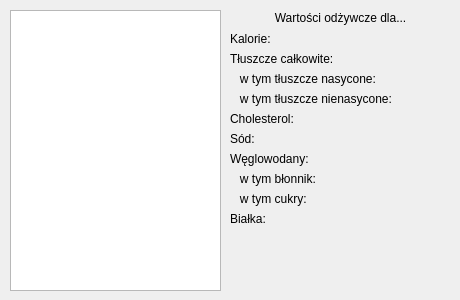
Qt form KsiazKuch/showskladnikidialog.ui (Valumior/KsiazKuch) before a commit.
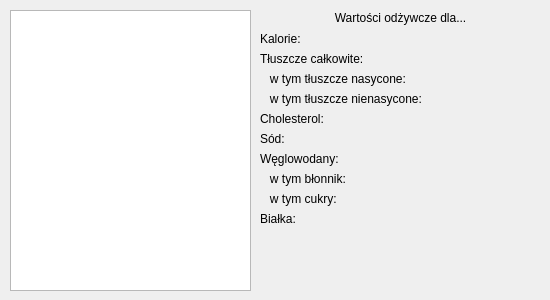
The same form after that commit.

Commit message: Widened layout on existing dialogs

Diff of the .ui file:
```diff
--- a/KsiazKuch/showskladnikidialog.ui
+++ b/KsiazKuch/showskladnikidialog.ui
@@ -9,19 +9,19 @@
    <rect>
     <x>0</x>
     <y>0</y>
-    <width>460</width>
+    <width>550</width>
     <height>300</height>
    </rect>
   </property>
   <property name="minimumSize">
    <size>
-    <width>460</width>
+    <width>550</width>
     <height>300</height>
    </size>
   </property>
   <property name="maximumSize">
    <size>
-    <width>460</width>
+    <width>550</width>
     <height>300</height>
    </size>
   </property>
@@ -31,9 +31,9 @@
   <widget class="QWidget" name="verticalLayoutWidget">
    <property name="geometry">
     <rect>
-     <x>230</x>
+     <x>260</x>
      <y>10</y>
-     <width>221</width>
+     <width>281</width>
      <height>281</height>
     </rect>
    </property>
@@ -241,7 +241,7 @@
     <rect>
      <x>10</x>
      <y>10</y>
-     <width>211</width>
+     <width>241</width>
      <height>281</height>
     </rect>
    </property>
```
The commit also changes 3 other files.
